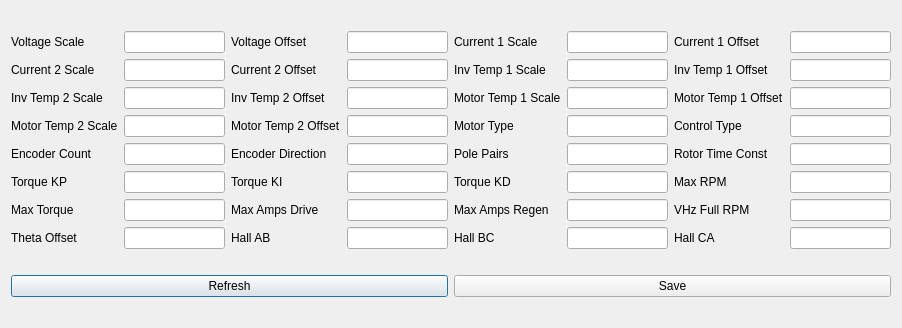
The window that ui/motorcontrollerconfigwindow.ui (collin80/SavvyCAN) describes before a commit, drawn with Qt 5.
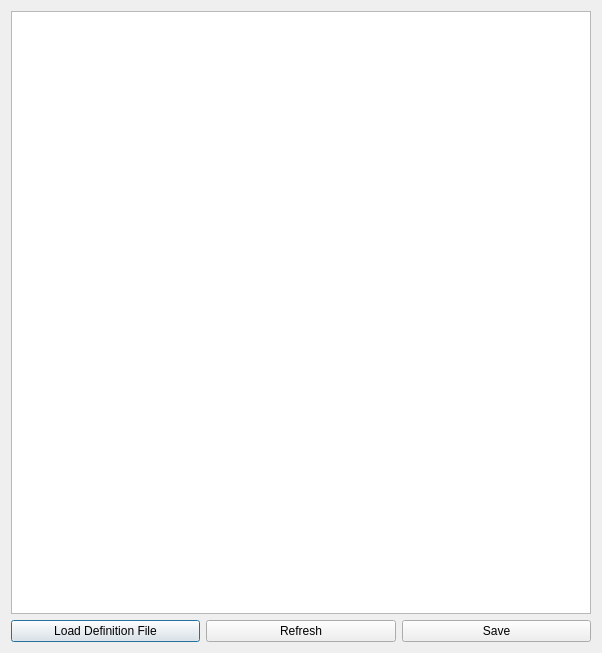
The same window after the commit.

Commit message:
Changed motor controller config window to target Rinehart Motion controllers instead of my custom controller.
Yes, I still need to move it into dynamic library and out of the main program.

Diff of the .ui file:
```diff
--- a/ui/motorcontrollerconfigwindow.ui
+++ b/ui/motorcontrollerconfigwindow.ui
@@ -6,8 +6,8 @@
    <rect>
     <x>0</x>
     <y>0</y>
-    <width>902</width>
-    <height>328</height>
+    <width>602</width>
+    <height>653</height>
    </rect>
   </property>
   <property name="windowTitle">
@@ -15,331 +15,24 @@
   </property>
   <layout class="QVBoxLayout" name="verticalLayout">
    <item>
-    <layout class="QGridLayout" name="gridLayout">
-     <item row="2" column="7">
-      <widget class="QLineEdit" name="editMotorTemp1Offset"/>
-     </item>
-     <item row="2" column="2">
-      <widget class="QLabel" name="label_13">
-       <property name="text">
-        <string>Inv Temp 2 Offset</string>
-       </property>
-      </widget>
-     </item>
-     <item row="0" column="6">
-      <widget class="QLabel" name="label_4">
-       <property name="text">
-        <string>Current 1 Offset</string>
-       </property>
-      </widget>
-     </item>
-     <item row="3" column="4">
-      <widget class="QLabel" name="label_23">
-       <property name="text">
-        <string>Motor Type</string>
-       </property>
-      </widget>
-     </item>
-     <item row="0" column="7">
-      <widget class="QLineEdit" name="editCurrent1Offset"/>
-     </item>
-     <item row="2" column="4">
-      <widget class="QLabel" name="label_15">
-       <property name="text">
-        <string>Motor Temp 1 Scale</string>
-       </property>
-      </widget>
-     </item>
-     <item row="1" column="4">
-      <widget class="QLabel" name="label_14">
-       <property name="text">
-        <string>Inv Temp 1 Scale</string>
-       </property>
-      </widget>
-     </item>
-     <item row="3" column="2">
-      <widget class="QLabel" name="label_18">
-       <property name="text">
-        <string>Motor Temp 2 Offset</string>
-       </property>
-      </widget>
-     </item>
-     <item row="4" column="0">
-      <widget class="QLabel" name="label_8">
-       <property name="text">
-        <string>Encoder Count</string>
-       </property>
-      </widget>
-     </item>
-     <item row="4" column="4">
-      <widget class="QLabel" name="label_25">
-       <property name="text">
-        <string>Pole Pairs</string>
-       </property>
-      </widget>
-     </item>
-     <item row="4" column="1">
-      <widget class="QLineEdit" name="editEncoderCount"/>
-     </item>
-     <item row="0" column="5">
-      <widget class="QLineEdit" name="editCurrent1Scale"/>
-     </item>
-     <item row="4" column="3">
-      <widget class="QLineEdit" name="editEncoderDir"/>
-     </item>
-     <item row="4" column="7">
-      <widget class="QLineEdit" name="editRotorTime"/>
-     </item>
-     <item row="1" column="1">
-      <widget class="QLineEdit" name="editCurrent2Scale"/>
-     </item>
-     <item row="6" column="0">
-      <widget class="QLabel" name="label_10">
-       <property name="text">
-        <string>Max Torque</string>
-       </property>
-      </widget>
-     </item>
-     <item row="2" column="6">
-      <widget class="QLabel" name="label_17">
-       <property name="text">
-        <string>Motor Temp 1 Offset</string>
-       </property>
-      </widget>
-     </item>
-     <item row="4" column="2">
-      <widget class="QLabel" name="label_19">
-       <property name="text">
-        <string>Encoder Direction</string>
-       </property>
-      </widget>
-     </item>
-     <item row="0" column="0">
-      <widget class="QLabel" name="label">
-       <property name="text">
-        <string>Voltage Scale</string>
-       </property>
-      </widget>
-     </item>
-     <item row="3" column="6">
-      <widget class="QLabel" name="label_24">
-       <property name="text">
-        <string>Control Type</string>
-       </property>
-      </widget>
-     </item>
-     <item row="0" column="3">
-      <widget class="QLineEdit" name="editVoltageOffset"/>
-     </item>
-     <item row="1" column="3">
-      <widget class="QLineEdit" name="editCurrent2Offset"/>
-     </item>
-     <item row="1" column="5">
-      <widget class="QLineEdit" name="editInvTemp1Scale"/>
-     </item>
-     <item row="1" column="7">
-      <widget class="QLineEdit" name="editInvTemp1Offset"/>
-     </item>
-     <item row="2" column="3">
-      <widget class="QLineEdit" name="editInvTemp2Offset"/>
-     </item>
-     <item row="5" column="0">
-      <widget class="QLabel" name="label_9">
-       <property name="text">
-        <string>Torque KP</string>
-       </property>
-      </widget>
-     </item>
-     <item row="3" column="0">
-      <widget class="QLabel" name="label_7">
-       <property name="text">
-        <string>Motor Temp 2 Scale</string>
-       </property>
-      </widget>
-     </item>
-     <item row="0" column="4">
-      <widget class="QLabel" name="label_3">
-       <property name="text">
-        <string>Current 1 Scale</string>
-       </property>
-      </widget>
-     </item>
-     <item row="2" column="0">
-      <widget class="QLabel" name="label_6">
-       <property name="text">
-        <string>Inv Temp 2 Scale</string>
-       </property>
-      </widget>
-     </item>
-     <item row="6" column="6">
-      <widget class="QLabel" name="label_30">
-       <property name="text">
-        <string>VHz Full RPM</string>
-       </property>
-      </widget>
-     </item>
-     <item row="3" column="3">
-      <widget class="QLineEdit" name="editMotorTemp2Offset"/>
-     </item>
-     <item row="3" column="5">
-      <widget class="QLineEdit" name="editMotorType"/>
-     </item>
-     <item row="0" column="1">
-      <widget class="QLineEdit" name="editVoltageScale"/>
-     </item>
-     <item row="5" column="2">
-      <widget class="QLabel" name="label_20">
-       <property name="text">
-        <string>Torque KI</string>
-       </property>
-      </widget>
-     </item>
-     <item row="2" column="1">
-      <widget class="QLineEdit" name="editInvTemp2Scale"/>
-     </item>
-     <item row="1" column="2">
-      <widget class="QLabel" name="label_12">
-       <property name="text">
-        <string>Current 2 Offset</string>
-       </property>
-      </widget>
-     </item>
-     <item row="0" column="2">
-      <widget class="QLabel" name="label_2">
-       <property name="text">
-        <string>Voltage Offset</string>
-       </property>
-      </widget>
-     </item>
-     <item row="1" column="0">
-      <widget class="QLabel" name="label_5">
-       <property name="text">
-        <string>Current 2 Scale</string>
-       </property>
-      </widget>
-     </item>
-     <item row="4" column="6">
-      <widget class="QLabel" name="label_26">
-       <property name="text">
-        <string>Rotor Time Const</string>
-       </property>
-      </widget>
-     </item>
-     <item row="5" column="4">
-      <widget class="QLabel" name="label_27">
-       <property name="text">
-        <string>Torque KD</string>
-       </property>
-      </widget>
-     </item>
-     <item row="6" column="2">
-      <widget class="QLabel" name="label_21">
-       <property name="text">
-        <string>Max Amps Drive</string>
-       </property>
-      </widget>
-     </item>
-     <item row="1" column="6">
-      <widget class="QLabel" name="label_16">
-       <property name="text">
-        <string>Inv Temp 1 Offset</string>
-       </property>
-      </widget>
-     </item>
-     <item row="6" column="4">
-      <widget class="QLabel" name="label_29">
-       <property name="text">
-        <string>Max Amps Regen</string>
-       </property>
-      </widget>
-     </item>
-     <item row="3" column="1">
-      <widget class="QLineEdit" name="editMotorTemp2Scale"/>
-     </item>
-     <item row="7" column="2">
-      <widget class="QLabel" name="label_22">
-       <property name="text">
-        <string>Hall AB</string>
-       </property>
-      </widget>
-     </item>
-     <item row="7" column="0">
-      <widget class="QLabel" name="label_11">
-       <property name="text">
-        <string>Theta Offset</string>
-       </property>
-      </widget>
-     </item>
-     <item row="2" column="5">
-      <widget class="QLineEdit" name="editMotorTemp1Scale"/>
-     </item>
-     <item row="7" column="6">
-      <widget class="QLabel" name="label_32">
-       <property name="text">
-        <string>Hall CA</string>
-       </property>
-      </widget>
-     </item>
-     <item row="4" column="5">
-      <widget class="QLineEdit" name="editPolePairs"/>
-     </item>
-     <item row="5" column="6">
-      <widget class="QLabel" name="label_28">
-       <property name="text">
-        <string>Max RPM</string>
-       </property>
-      </widget>
-     </item>
-     <item row="7" column="4">
-      <widget class="QLabel" name="label_31">
-       <property name="text">
-        <string>Hall BC</string>
-       </property>
-      </widget>
-     </item>
-     <item row="3" column="7">
-      <widget class="QLineEdit" name="editControlType"/>
-     </item>
-     <item row="5" column="1">
-      <widget class="QLineEdit" name="editTorqueKP"/>
-     </item>
-     <item row="5" column="3">
-      <widget class="QLineEdit" name="editTorqueKI"/>
-     </item>
-     <item row="5" column="5">
-      <widget class="QLineEdit" name="editTorqueKD"/>
-     </item>
-     <item row="5" column="7">
-      <widget class="QLineEdit" name="editMaxRPM"/>
-     </item>
-     <item row="6" column="1">
-      <widget class="QLineEdit" name="editMaxTorque"/>
-     </item>
-     <item row="6" column="3">
-      <widget class="QLineEdit" name="editMaxAmpsDrive"/>
-     </item>
-     <item row="6" column="5">
-      <widget class="QLineEdit" name="editMaxAmpsRegen"/>
-     </item>
-     <item row="6" column="7">
-      <widget class="QLineEdit" name="editVHZFull"/>
-     </item>
-     <item row="7" column="1">
-      <widget class="QLineEdit" name="editThetaOffset"/>
-     </item>
-     <item row="7" column="3">
-      <widget class="QLineEdit" name="editHallAB"/>
-     </item>
-     <item row="7" column="5">
-      <widget class="QLineEdit" name="editHallBC"/>
-     </item>
-     <item row="7" column="7">
-      <widget class="QLineEdit" name="editHallCA"/>
-     </item>
-    </layout>
+    <widget class="QTableWidget" name="tableParams">
+     <property name="columnCount">
+      <number>0</number>
+     </property>
+     <attribute name="horizontalHeaderStretchLastSection">
+      <bool>true</bool>
+     </attribute>
+    </widget>
    </item>
    <item>
     <layout class="QHBoxLayout" name="horizontalLayout">
+     <item>
+      <widget class="QPushButton" name="btnLoadFile">
+       <property name="text">
+        <string>Load Definition File</string>
+       </property>
+      </widget>
+     </item>
      <item>
       <widget class="QPushButton" name="btnRefresh">
        <property name="text">
```
The commit also changes 5 other files.
